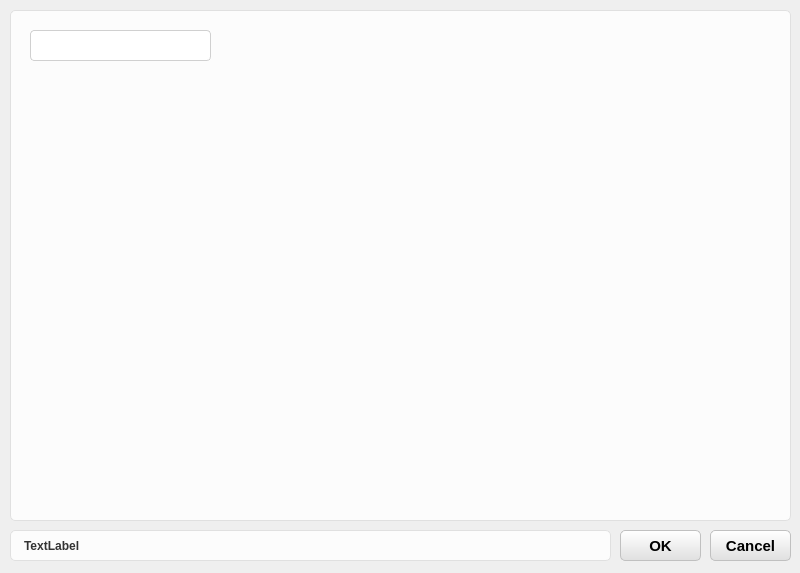
First picture: the form in Solution/HuiRuMachineH/HuiRuMachineH/ChildDialog/ParaDialog.ui, repository HeJun20250905/ProductProJect, before the edit.
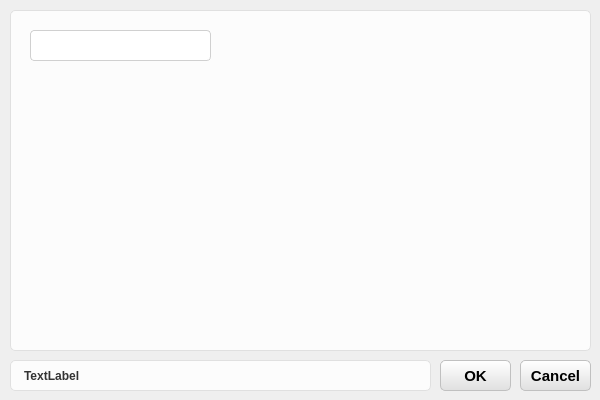
Second picture: the form after the edit.

```diff
--- a/Solution/HuiRuMachineH/HuiRuMachineH/ChildDialog/ParaDialog.ui
+++ b/Solution/HuiRuMachineH/HuiRuMachineH/ChildDialog/ParaDialog.ui
@@ -6,8 +6,8 @@
    <rect>
     <x>0</x>
     <y>0</y>
-    <width>800</width>
-    <height>573</height>
+    <width>600</width>
+    <height>400</height>
    </rect>
   </property>
   <property name="windowTitle">
@@ -120,9 +120,9 @@
   <widget class="QPushButton" name="pushButton_Cancel">
    <property name="geometry">
     <rect>
-     <x>710</x>
-     <y>530</y>
-     <width>81</width>
+     <x>520</x>
+     <y>360</y>
+     <width>71</width>
      <height>31</height>
     </rect>
    </property>
@@ -141,8 +141,8 @@
    <property name="geometry">
     <rect>
      <x>10</x>
-     <y>530</y>
-     <width>601</width>
+     <y>360</y>
+     <width>421</width>
      <height>31</height>
     </rect>
    </property>
@@ -155,8 +155,8 @@
     <rect>
      <x>10</x>
      <y>0</y>
-     <width>781</width>
-     <height>521</height>
+     <width>581</width>
+     <height>351</height>
     </rect>
    </property>
    <property name="title">
@@ -176,9 +176,9 @@
   <widget class="QPushButton" name="pushButton_OK">
    <property name="geometry">
     <rect>
-     <x>620</x>
-     <y>530</y>
-     <width>81</width>
+     <x>440</x>
+     <y>360</y>
+     <width>71</width>
      <height>31</height>
     </rect>
    </property>
```
